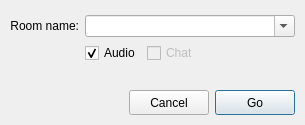
Qt form resources/conference_dialog.ui (pol51/blink-qt) before a commit.
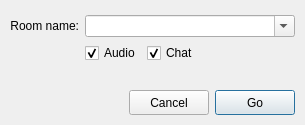
The same form after that commit.

```diff
--- a/resources/conference_dialog.ui
+++ b/resources/conference_dialog.ui
@@ -69,12 +69,12 @@
      </item>
      <item>
       <widget class="QCheckBox" name="chat_button">
-       <property name="enabled">
-        <bool>false</bool>
-       </property>
        <property name="text">
         <string>Chat</string>
        </property>
+       <property name="checked">
+        <bool>true</bool>
+       </property>
       </widget>
      </item>
      <item>
```
